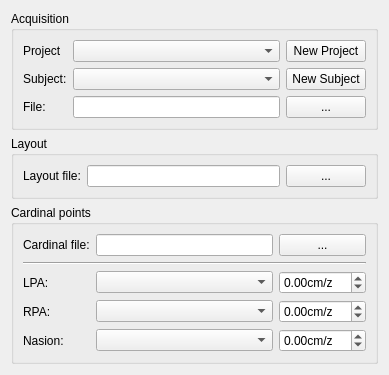
Above: applications/mne_x/plugins/eegosports/FormFiles/eegosportssetupprojectwidget.ui from mne-tools/mne-cpp before the change. Below: the same form after it.
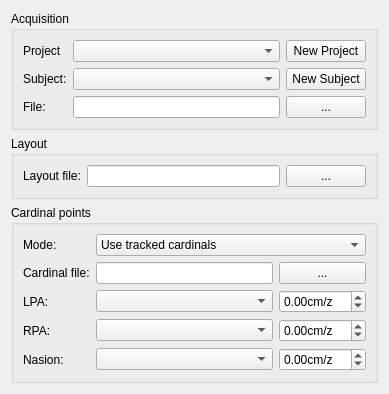
That is the form after the change.

Commit message: [MX-98] Add combo box to choose between cardinal mode in eegosport

The edit to the form file:
```diff
--- a/applications/mne_x/plugins/eegosports/FormFiles/eegosportssetupprojectwidget.ui
+++ b/applications/mne_x/plugins/eegosports/FormFiles/eegosportssetupprojectwidget.ui
@@ -7,7 +7,7 @@
     <x>0</x>
     <y>0</y>
     <width>389</width>
-    <height>335</height>
+    <height>369</height>
    </rect>
   </property>
   <property name="windowTitle">
@@ -106,22 +106,33 @@
       <string>Cardinal points</string>
      </property>
      <layout class="QGridLayout" name="gridLayout_2">
+      <item row="0" column="1" colspan="2">
+       <widget class="QComboBox" name="m_comboBox_cardinalMode">
+        <item>
+         <property name="text">
+          <string>Use tracked cardinals</string>
+         </property>
+        </item>
+        <item>
+         <property name="text">
+          <string>Use electrode shift</string>
+         </property>
+        </item>
+       </widget>
+      </item>
       <item row="2" column="1">
        <widget class="QComboBox" name="m_comboBox_LPA"/>
       </item>
-      <item row="3" column="1">
-       <widget class="QComboBox" name="m_comboBox_RPA"/>
-      </item>
-      <item row="4" column="1">
-       <widget class="QComboBox" name="m_comboBox_Nasion"/>
-      </item>
       <item row="4" column="0">
-       <widget class="QLabel" name="label_5">
+       <widget class="QLabel" name="m_label_Nasion">
         <property name="text">
          <string>Nasion:</string>
         </property>
        </widget>
       </item>
+      <item row="3" column="1">
+       <widget class="QComboBox" name="m_comboBox_RPA"/>
+      </item>
       <item row="3" column="2">
        <widget class="QDoubleSpinBox" name="m_doubleSpinBox_RPA">
         <property name="suffix">
@@ -142,6 +153,30 @@
         </property>
        </widget>
       </item>
+      <item row="4" column="1">
+       <widget class="QComboBox" name="m_comboBox_Nasion"/>
+      </item>
+      <item row="3" column="0">
+       <widget class="QLabel" name="m_label_RPA">
+        <property name="text">
+         <string>RPA:</string>
+        </property>
+       </widget>
+      </item>
+      <item row="1" column="0">
+       <widget class="QLabel" name="m_label_cardinal">
+        <property name="text">
+         <string>Cardinal file:</string>
+        </property>
+       </widget>
+      </item>
+      <item row="2" column="0">
+       <widget class="QLabel" name="m_label_LPA">
+        <property name="text">
+         <string>LPA:</string>
+        </property>
+       </widget>
+      </item>
       <item row="2" column="2">
        <widget class="QDoubleSpinBox" name="m_doubleSpinBox_LPA">
         <property name="prefix">
@@ -155,41 +190,20 @@
         </property>
        </widget>
       </item>
-      <item row="2" column="0">
-       <widget class="QLabel" name="label_3">
-        <property name="text">
-         <string>LPA:</string>
-        </property>
-       </widget>
-      </item>
-      <item row="3" column="0">
-       <widget class="QLabel" name="label_4">
-        <property name="text">
-         <string>RPA:</string>
-        </property>
-       </widget>
-      </item>
-      <item row="0" column="2">
+      <item row="1" column="2">
        <widget class="QPushButton" name="m_pushButton_cardinalFile">
         <property name="text">
          <string>...</string>
         </property>
        </widget>
       </item>
-      <item row="0" column="0">
-       <widget class="QLabel" name="label_6">
-        <property name="text">
-         <string>Cardinal file:</string>
-        </property>
-       </widget>
-      </item>
-      <item row="0" column="1">
+      <item row="1" column="1">
        <widget class="QLineEdit" name="m_lineEdit_cardinalFile"/>
       </item>
-      <item row="1" column="0" colspan="3">
-       <widget class="Line" name="line">
-        <property name="orientation">
-         <enum>Qt::Horizontal</enum>
+      <item row="0" column="0">
+       <widget class="QLabel" name="label_">
+        <property name="text">
+         <string>Mode:</string>
         </property>
        </widget>
       </item>
```
The commit also changes 4 other files.
